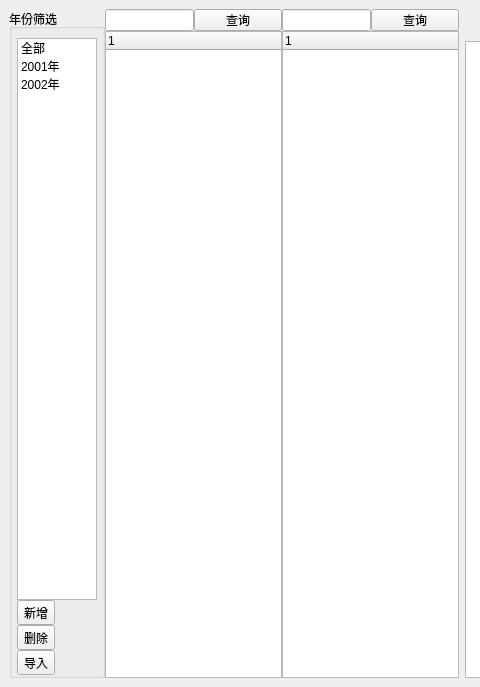
Qt form widgets/alocatMange/yearListForm.ui (Belos10/Equip) before a commit; both pictures show x 0 to 480 and y 0 to 687 of the 1134 by 687 pixel window.
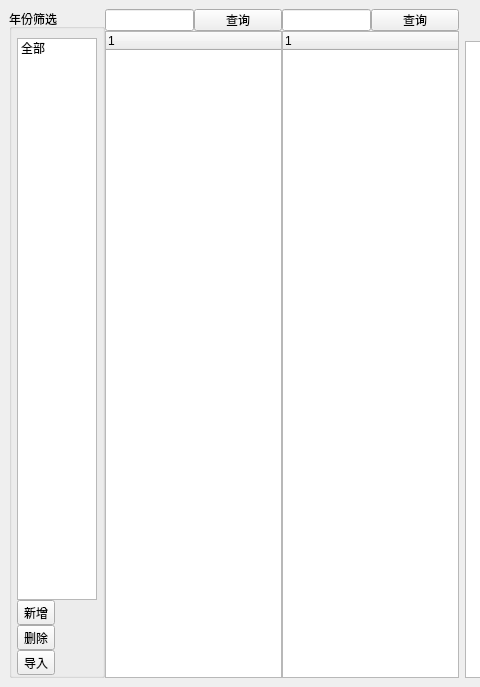
The same form after that commit.

Commit message: 默认更改列表

```diff
--- a/widgets/alocatMange/yearListForm.ui
+++ b/widgets/alocatMange/yearListForm.ui
@@ -116,16 +116,6 @@
                   <string>全部</string>
                  </property>
                 </item>
-                <item>
-                 <property name="text">
-                  <string>2001年</string>
-                 </property>
-                </item>
-                <item>
-                 <property name="text">
-                  <string>2002年</string>
-                 </property>
-                </item>
                </widget>
               </item>
               <item>
```
The commit also changes 2 other files.
